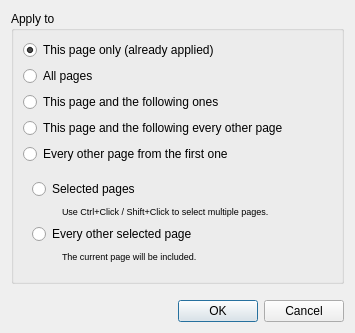
This is filters/deskew/ui/DeskewApplyDialog.ui in ImageProcessing-ElectronicPublications/scantailor-deviant as Qt 5 draws it before an edit. The edited form follows.
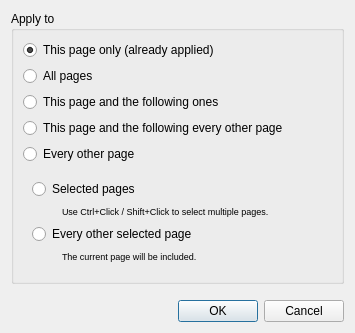
This is the edited form.

```diff
--- a/filters/deskew/ui/DeskewApplyDialog.ui
+++ b/filters/deskew/ui/DeskewApplyDialog.ui
@@ -54,7 +54,7 @@
       <item>
        <widget class="QRadioButton" name="everyOtherRB">
         <property name="text">
-         <string extracomment="All odd or even pages, depending on the current page being odd or even.">Every other page from the first one</string>
+         <string extracomment="All odd or even pages, depending on the current page being odd or even.">Every other page</string>
         </property>
        </widget>
       </item>
```
